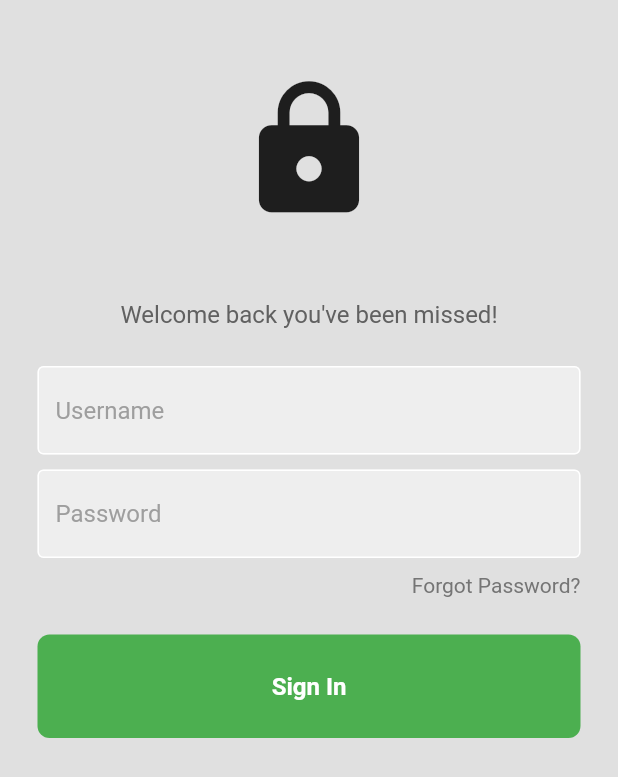
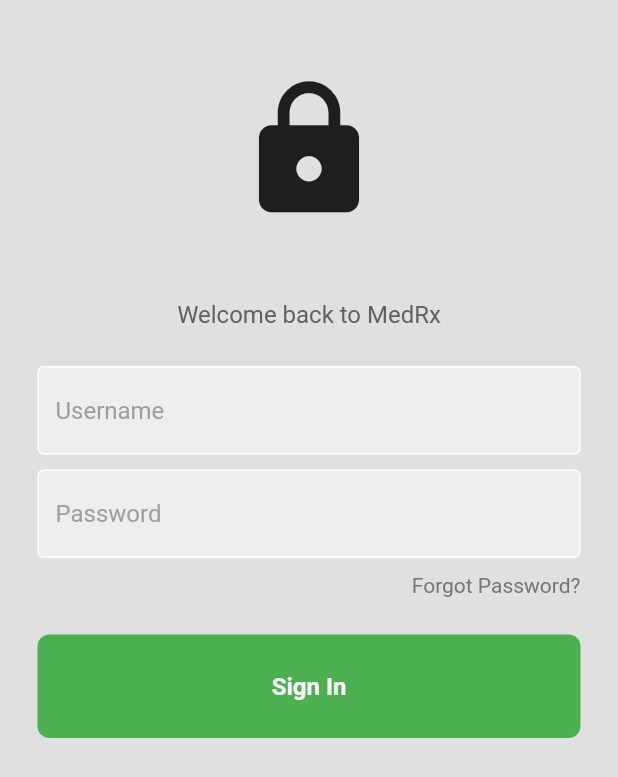
Before and after one commit to johndelphi/medfastgo, a Flutter app: the screen it shows after launch, on a phone screen of 412 x 824 dp. Shown: the top 777 px of the screen. Run offline on Flutter 3.47's test engine with Material 2 defaults, Android fonts, the light colour scheme and no system bars.

Commit message:
signup page

```diff
--- a/lib/pages/Login_page.dart
+++ b/lib/pages/Login_page.dart
@@ -31,7 +31,7 @@
 
               //welcome back you've been missed
               Text(
-                'Welcome back you\'ve been missed!',
+                'Welcome back to MedRx',
                 style: TextStyle(
                   color: Colors.grey[700],
                   fontSize: 16,
@@ -73,6 +73,7 @@
               //sign in button
               MyButton(
                 onTap: signUserIn,
+                buttonText: "Sign In",
               ),
 
               const SizedBox(height: 50),
--- a/lib/pages/components/my_button.dart
+++ b/lib/pages/components/my_button.dart
@@ -2,8 +2,10 @@
 
 class MyButton extends StatelessWidget {
   final Function()? onTap;
+  final String buttonText; // Add this property to store the button text.
 
-  const MyButton({super.key, required this.onTap});
+  const MyButton({Key? key, required this.onTap, required this.buttonText})
+      : super(key: key);
 
   @override
   Widget build(BuildContext context) {
@@ -15,15 +17,15 @@
         decoration: BoxDecoration(
           color: Colors.green,
           borderRadius: BorderRadius.circular(8),
-          ),
-        child: const Center(
+        ),
+        child: Center(
           child: Text(
-            "Sign In",
+            buttonText, // Use the buttonText property here.
             style: TextStyle(
               color: Colors.white,
               fontWeight: FontWeight.bold,
               fontSize: 16,
-              ),
+            ),
           ),
         ),
       ),
```
Also changed, not shown: lib/pages/signUp.dart (added, +94 -0 lines).
